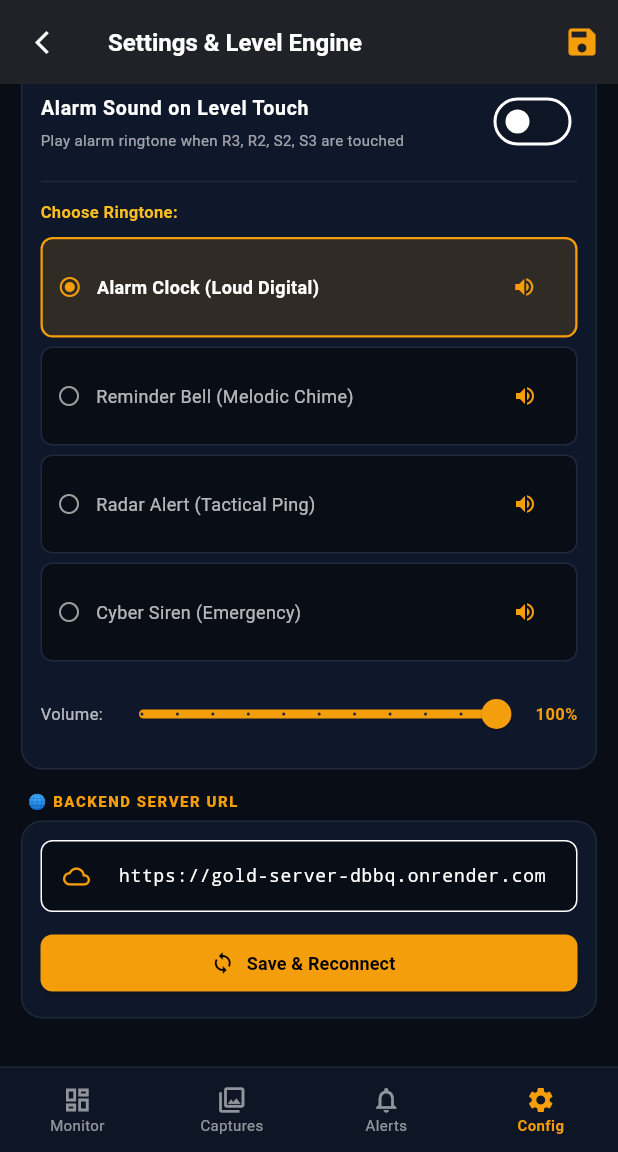
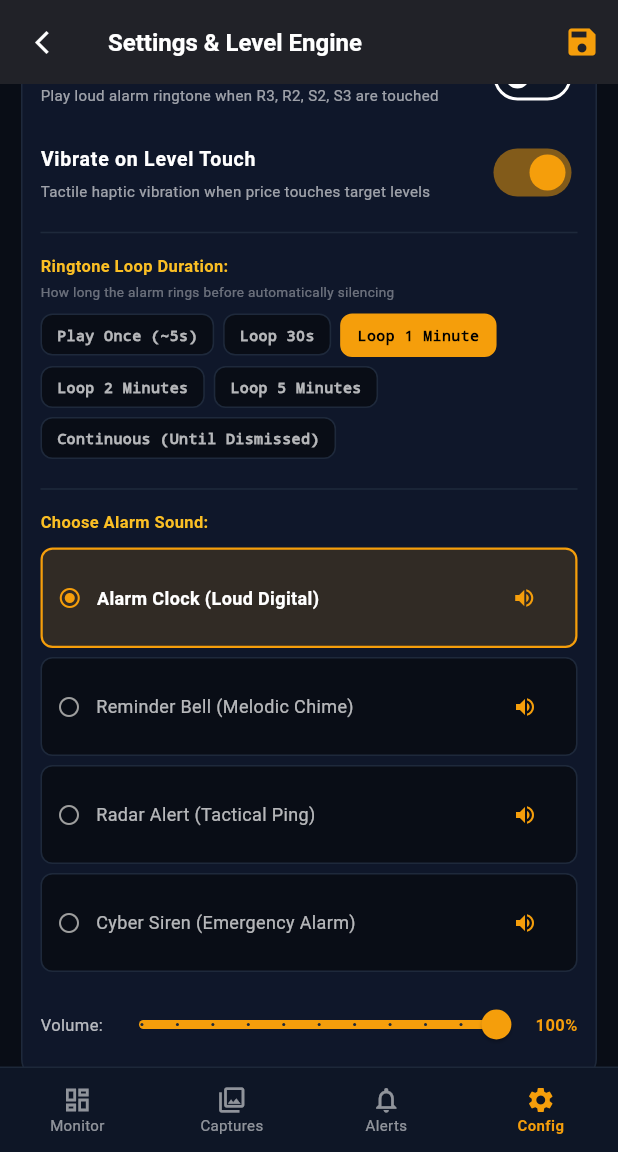
Before and after one commit to Jaspinder-18/gold_mobile_app-, a Flutter app: the screen it shows after launch, item 4 of the bottom bar chosen, scrolled down 576 dp, after a tap on "Alarm Sound on Level Touch", on a phone screen of 412 x 824 dp, the part 84-1236 px from its top. Run offline on Flutter 3.47's test engine with Material 3 defaults, Android fonts, the phone set to English and light mode, and no system bars; our stand-ins replace audioplayers, cached_network_image, flutter_local_notifications, photo_view, shared_preferences, socket_io_client; network calls fail.

Commit message:
feat: add ringtone loop duration (1m, 5m, continuous), vibration toggle, and alarm sound settings

```diff
--- a/lib/screens/home_screen.dart
+++ b/lib/screens/home_screen.dart
@@ -257,7 +257,7 @@ class _HomeScreenState extends State<HomeScreen> with SingleTickerProviderStateM
           crossAxisAlignment: CrossAxisAlignment.start,
           children: [
             Text(
-              'Gold touched ${event.level} at \$${event.currentPrice.toStringAsFixed(2)}',
+              '${event.displayName.isNotEmpty ? event.displayName : (event.symbol.isNotEmpty ? event.symbol : "Target")} touched ${event.level} at \$${event.currentPrice.toStringAsFixed(2)}',
               style: const TextStyle(color: Colors.white, fontSize: 13),
             ),
             const SizedBox(height: 10),
--- a/lib/screens/settings_screen.dart
+++ b/lib/screens/settings_screen.dart
@@ -22,8 +22,10 @@ class _SettingsScreenState extends State<SettingsScreen> {
   final _socketService = SocketService();
 
   late AlertSound _selectedSound;
+  late RingtoneLoopMode _selectedLoopMode;
   late double _volume;
   late bool _soundEnabled;
+  late bool _vibrationEnabled;
   late String _selectedRange;
   late int _barSpacing;
   bool _isSaving = false;
@@ -45,14 +47,17 @@ class _SettingsScreenState extends State<SettingsScreen> {
     _retriggerController.text = cfg.retriggerDistance.toStringAsFixed(2);
 
     _selectedSound = _audioService.currentSound;
+    _selectedLoopMode = _audioService.loopMode;
     _volume = _audioService.volume;
     _soundEnabled = _audioService.soundEnabled;
+    _vibrationEnabled = _audioService.vibrationEnabled;
     _selectedRange = cfg.chartRange;
     _barSpacing = cfg.barSpacing;
   }
 
   @override
   void dispose() {
+    _audioService.stop();
     _serverUrlController.dispose();
     _r3Controller.dispose();
     _r2Controller.dispose();
@@ -269,7 +274,7 @@ class _SettingsScreenState extends State<SettingsScreen> {
           const SizedBox(height: 14),
 
           // Section: Alert Sound Selection (Clock / Reminder)
-          _buildSectionHeader('🔔 LOUD ALARM & REMINDER SOUNDS'),
+          _buildSectionHeader('🔔 LOUD ALARM & RINGTONE SETTINGS'),
           Container(
             padding: const EdgeInsets.all(12),
             decoration: BoxDecoration(
@@ -280,11 +285,12 @@ class _SettingsScreenState extends State<SettingsScreen> {
             child: Column(
               crossAxisAlignment: CrossAxisAlignment.start,
               children: [
+                // 1. Alarm Sound Switch
                 SwitchListTile(
                   contentPadding: EdgeInsets.zero,
                   dense: true,
                   title: const Text('Alarm Sound on Level Touch', style: TextStyle(color: Colors.white, fontWeight: FontWeight.bold, fontSize: 13)),
-                  subtitle: const Text('Play alarm ringtone when R3, R2, S2, S3 are touched', style: TextStyle(color: Colors.white60, fontSize: 10)),
+                  subtitle: const Text('Play loud alarm ringtone when R3, R2, S2, S3 are touched', style: TextStyle(color: Colors.white60, fontSize: 10)),
                   value: _soundEnabled,
                   activeThumbColor: const Color(0xFFF59E0B),
                   onChanged: (val) async {
@@ -292,9 +298,100 @@ class _SettingsScreenState extends State<SettingsScreen> {
                     await _audioService.setSoundEnabled(val);
                   },
                 ),
+
+                // 2. Vibration Switch
+                SwitchListTile(
+                  contentPadding: EdgeInsets.zero,
+                  dense: true,
+                  title: const Text('Vibrate on Level Touch', style: TextStyle(color: Colors.white, fontWeight: FontWeight.bold, fontSize: 13)),
+                  subtitle: const Text('Tactile haptic vibration when price touches target levels', style: TextStyle(color: Colors.white60, fontSize: 10)),
+                  value: _vibrationEnabled,
+                  activeThumbColor: const Color(0xFFF59E0B),
+                  onChanged: (val) async {
+                    setState(() => _vibrationEnabled = val);
+                    await _audioService.setVibrationEnabled(val);
+                  },
+                ),
+
                 const Divider(color: Color(0xFF1E293B)),
-                const SizedBox(height: 4),
-                const Text('Choose Ringtone:', style: TextStyle(color: Color(0xFFFBBF24), fontWeight: FontWeight.bold, fontSize: 11)),
+                const SizedBox(height: 6),
+
+                // 3. Ringtone Loop Duration Selector (1 min, 5 min, etc.)
+                const Text('Ringtone Loop Duration:', style: TextStyle(color: Color(0xFFFBBF24), fontWeight: FontWeight.bold, fontSize: 11)),
+                const SizedBox(height: 3),
+                const Text('How long the alarm rings before automatically silencing', style: TextStyle(color: Colors.white38, fontSize: 9)),
+                const SizedBox(height: 8),
+
+                Wrap(
+                  spacing: 6,
+                  runSpacing: 6,
+                  children: RingtoneLoopMode.values.map((mode) {
+                    final isSel = _selectedLoopMode == mode;
+                    return InkWell(
+                      onTap: () async {
+                        setState(() => _selectedLoopMode = mode);
+                        await _audioService.setLoopMode(mode);
+                      },
+                      borderRadius: BorderRadius.circular(8),
+                      child: Container(
+                        padding: const EdgeInsets.symmetric(horizontal: 10, vertical: 6),
+                        decoration: BoxDecoration(
+                          color: isSel ? const Color(0xFFF59E0B) : const Color(0xFF090D16),
+                          borderRadius: BorderRadius.circular(8),
+                          border: Border.all(
+                            color: isSel ? const Color(0xFFF59E0B) : const Color(0xFF1E293B),
+                            width: isSel ? 1.5 : 1,
+                          ),
+                        ),
+                        child: Text(
+                          mode.label,
+                          style: TextStyle(
+                            color: isSel ? Colors.black : Colors.white70,
+                            fontWeight: FontWeight.bold,
+                            fontSize: 10,
+                            fontFamily: 'monospace',
+                          ),
+                        ),
+                      ),
+                    );
+                  }).toList(),
+                ),
+
+                const SizedBox(height: 12),
+                const Divider(color: Color(0xFF1E293B)),
+                const SizedBox(height: 6),
+
+                // 4. Choose Ringtone
+                Row(
+                  mainAxisAlignment: MainAxisAlignment.spaceBetween,
+                  children: [
+                    const Text('Choose Alarm Sound:', style: TextStyle(color: Color(0xFFFBBF24), fontWeight: FontWeight.bold, fontSize: 11)),
+                    if (_audioService.isPlaying)
+                      InkWell(
+                        onTap: () async {
+                          await _audioService.stop();
+                          setState(() {});
+                        },
+                        borderRadius: BorderRadius.circular(4),
+                        child: Container(
+                          padding: const EdgeInsets.symmetric(horizontal: 6, vertical: 2),
+                          decoration: BoxDecoration(
+                            color: const Color(0xFFEF4444).withValues(alpha: 0.2),
+                            borderRadius: BorderRadius.circular(4),
+                            border: Border.all(color: const Color(0xFFEF4444)),
+                          ),
+                          child: const Row(
+                            mainAxisSize: MainAxisSize.min,
+                            children: [
+                              Icon(Icons.stop, color: Colors.redAccent, size: 12),
+                              SizedBox(width: 2),
+                              Text('Stop Audio', style: TextStyle(color: Colors.redAccent, fontSize: 9, fontWeight: FontWeight.bold)),
+                            ],
+                          ),
+                        ),
+                      ),
+                  ],
+                ),
                 const SizedBox(height: 6),
 
                 ...AlertSound.values.map((sound) {
--- a/lib/services/audio_service.dart
+++ b/lib/services/audio_service.dart
@@ -1,11 +1,26 @@
+import 'dart:async';
 import 'package:audioplayers/audioplayers.dart';
+import 'package:flutter/services.dart';
 import 'package:shared_preferences/shared_preferences.dart';
+
+enum RingtoneLoopMode {
+  playOnce('Play Once (~5s)', 0),
+  loop30s('Loop 30s', 30),
+  loop1Min('Loop 1 Minute', 60),
+  loop2Min('Loop 2 Minutes', 120),
+  loop5Min('Loop 5 Minutes', 300),
+  loopContinuous('Continuous (Until Dismissed)', -1);
+
+  final String label;
+  final int seconds;
+  const RingtoneLoopMode(this.label, this.seconds);
+}
 
 enum AlertSound {
   alarmClock('Alarm Clock (Loud Digital)', 'alarm_clock.wav'),
   reminderBell('Reminder Bell (Melodic Chime)', 'reminder_bell.wav'),
   radarAlert('Radar Alert (Tactical Ping)', 'radar_alert.wav'),
-  cyberSiren('Cyber Siren (Emergency)', 'cyber_siren.wav');
+  cyberSiren('Cyber Siren (Emergency Alarm)', 'cyber_siren.wav');
 
   final String title;
   final String fileName;
@@ -19,12 +34,19 @@ class AudioService {
 
   final AudioPlayer _player = AudioPlayer();
   AlertSound _currentSound = AlertSound.alarmClock;
+  RingtoneLoopMode _loopMode = RingtoneLoopMode.loop1Min;
   double _volume = 1.0;
   bool _soundEnabled = true;
+  bool _vibrationEnabled = true;
+  bool _isPlaying = false;
+  Timer? _stopTimer;
 
   AlertSound get currentSound => _currentSound;
+  RingtoneLoopMode get loopMode => _loopMode;
   double get volume => _volume;
   bool get soundEnabled => _soundEnabled;
+  bool get vibrationEnabled => _vibrationEnabled;
+  bool get isPlaying => _isPlaying;
 
   Future<void> initialize() async {
     final prefs = await SharedPreferences.getInstance();
@@ -33,8 +55,16 @@ class AudioService {
       (s) => s.name == soundName,
       orElse: () => AlertSound.alarmClock,
     );
+
+    final loopModeName = prefs.getString('alert_loop_mode') ?? RingtoneLoopMode.loop1Min.name;
+    _loopMode = RingtoneLoopMode.values.firstWhere(
+      (m) => m.name == loopModeName,
+      orElse: () => RingtoneLoopMode.loop1Min,
+    );
+
     _volume = prefs.getDouble('alert_volume') ?? 1.0;
     _soundEnabled = prefs.getBool('alert_sound_enabled') ?? true;
+    _vibrationEnabled = prefs.getBool('alert_vibration_enabled') ?? true;
     await _player.setVolume(_volume);
   }
 
@@ -42,6 +72,12 @@ class AudioService {
     _currentSound = sound;
     final prefs = await SharedPreferences.getInstance();
     await prefs.setString('alert_sound', sound.name);
+  }
+
+  Future<void> setLoopMode(RingtoneLoopMode mode) async {
+    _loopMode = mode;
+    final prefs = await SharedPreferences.getInstance();
+    await prefs.setString('alert_loop_mode', mode.name);
   }
 
   Future<void> setVolume(double vol) async {
@@ -55,25 +91,58 @@ class AudioService {
     _soundEnabled = enabled;
     final prefs = await SharedPreferences.getInstance();
     await prefs.setBool('alert_sound_enabled', enabled);
+    if (!enabled) {
+      await stop();
+    }
   }
 
-  Future<void> playAlertSound({AlertSound? soundOverride}) async {
-    if (!_soundEnabled) return;
+  Future<void> setVibrationEnabled(bool enabled) async {
+    _vibrationEnabled = enabled;
+    final prefs = await SharedPreferences.getInstance();
+    await prefs.setBool('alert_vibration_enabled', enabled);
+  }
+
+  Future<void> playAlertSound({AlertSound? soundOverride, bool isManualTest = false}) async {
+    if (!_soundEnabled && !isManualTest) return;
     try {
       final soundToPlay = soundOverride ?? _currentSound;
+      _stopTimer?.cancel();
       await _player.stop();
       await _player.setVolume(_volume);
+
+      if (isManualTest || _loopMode == RingtoneLoopMode.playOnce) {
+        await _player.setReleaseMode(ReleaseMode.release);
+      } else {
+        await _player.setReleaseMode(ReleaseMode.loop);
+        if (_loopMode.seconds > 0) {
+          _stopTimer = Timer(Duration(seconds: _loopMode.seconds), () {
+            stop();
+          });
+        }
+      }
+
       await _player.play(AssetSource('sounds/${soundToPlay.fileName}'));
+      _isPlaying = true;
+
+      if (_vibrationEnabled && !isManualTest) {
+        HapticFeedback.heavyImpact();
+      }
     } catch (e) {
       // Audio playback fallback
     }
   }
 
   Future<void> testSound(AlertSound sound) async {
-    await playAlertSound(soundOverride: sound);
+    await playAlertSound(soundOverride: sound, isManualTest: true);
   }
 
   Future<void> stop() async {
-    await _player.stop();
+    _stopTimer?.cancel();
+    try {
+      await _player.stop();
+    } catch (e) {
+      // Ignore
+    }
+    _isPlaying = false;
   }
 }
```
